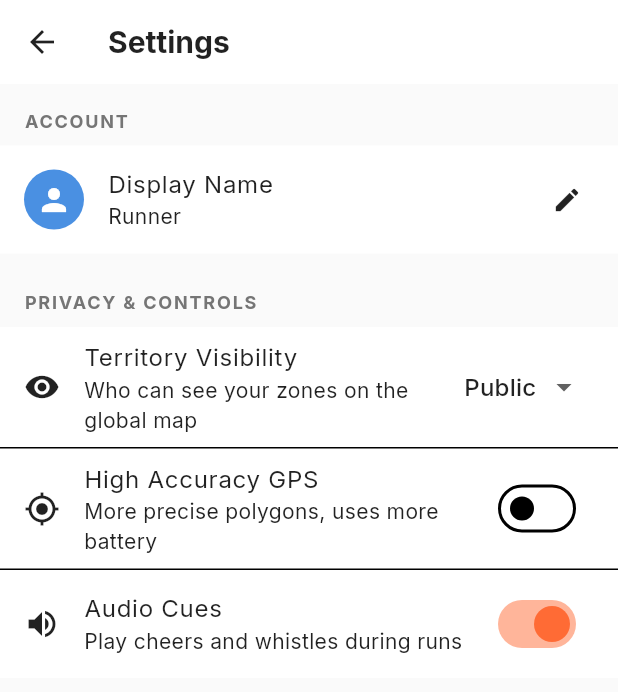
After one commit to Yash26112002/runner_territory_app, a Flutter app: the SettingsScreen screen opened by its route, after a tap on "High Accuracy GPS", on a phone screen of 412 x 824 dp. The commit adds this screen. Shown: the top 692 px of the screen. Run offline on Flutter 3.47's test engine with Material 3 defaults, Android fonts, the phone set to English and light mode, and no system bars; our stand-ins replace audioplayers, carousel_slider, cloud_firestore, confetti, country_code_picker, email_validator and 12 more; accounts and stored records are empty; project files that could hold a hidden picture were left out.

Commit message:
edit profile settings

```diff
--- a/lib/main.dart
+++ b/lib/main.dart
@@ -6,6 +6,7 @@ import 'theme/app_theme.dart';
 import 'utils/constants.dart';
 import 'routes/app_routes.dart';
 import 'providers/auth_notifier.dart';
+import 'providers/settings_notifier.dart';
 
 void main() async {
   WidgetsFlutterBinding.ensureInitialized();
@@ -45,6 +46,7 @@ class RunnerTerritoryApp extends StatelessWidget {
     return MultiProvider(
       providers: [
         ChangeNotifierProvider(create: (_) => AuthNotifier()),
+        ChangeNotifierProvider(create: (_) => SettingsNotifier()),
       ],
       child: MaterialApp(
         title: AppConstants.appName,
--- a/lib/models/app_models.dart
+++ b/lib/models/app_models.dart
@@ -13,6 +13,7 @@ class UserProfile {
   final String country;
   final double totalAreaSqKm;
   final int totalRuns;
+  final UserSettings? settings;
 
   UserProfile({
     required this.uid,
@@ -26,6 +27,7 @@ class UserProfile {
     this.country = '',
     this.totalAreaSqKm = 0.0,
     this.totalRuns = 0,
+    this.settings,
   });
 
   factory UserProfile.fromMap(Map<String, dynamic> data, String documentId) {
@@ -41,6 +43,9 @@ class UserProfile {
       country: data['country'] ?? '',
       totalAreaSqKm: (data['totalAreaSqKm'] ?? 0).toDouble(),
       totalRuns: data['totalRuns'] ?? 0,
+      settings: data['settings'] != null
+          ? UserSettings.fromMap(data['settings'])
+          : null,
     );
   }
 
@@ -56,7 +61,48 @@ class UserProfile {
       'country': country,
       'totalAreaSqKm': totalAreaSqKm,
       'totalRuns': totalRuns,
+      'settings': settings?.toMap(),
     };
+  }
+}
+
+class UserSettings {
+  final String territoryVisibility; // 'public', 'private'
+  final bool highAccuracyGps;
+  final bool audioCuesEnabled;
+
+  UserSettings({
+    this.territoryVisibility = 'public',
+    this.highAccuracyGps = true,
+    this.audioCuesEnabled = true,
+  });
+
+  factory UserSettings.fromMap(Map<String, dynamic> data) {
+    return UserSettings(
+      territoryVisibility: data['territoryVisibility'] ?? 'public',
+      highAccuracyGps: data['highAccuracyGps'] ?? true,
+      audioCuesEnabled: data['audioCuesEnabled'] ?? true,
+    );
+  }
+
+  Map<String, dynamic> toMap() {
+    return {
+      'territoryVisibility': territoryVisibility,
+      'highAccuracyGps': highAccuracyGps,
+      'audioCuesEnabled': audioCuesEnabled,
+    };
+  }
+
+  UserSettings copyWith({
+    String? territoryVisibility,
+    bool? highAccuracyGps,
+    bool? audioCuesEnabled,
+  }) {
+    return UserSettings(
+      territoryVisibility: territoryVisibility ?? this.territoryVisibility,
+      highAccuracyGps: highAccuracyGps ?? this.highAccuracyGps,
+      audioCuesEnabled: audioCuesEnabled ?? this.audioCuesEnabled,
+    );
   }
 }
 
--- /dev/null
+++ b/lib/providers/settings_notifier.dart
@@ -0,0 +1,71 @@
+import 'package:flutter/material.dart';
+import 'package:shared_preferences/shared_preferences.dart';
+import '../models/app_models.dart';
+import '../services/database_service.dart';
+
+class SettingsNotifier extends ChangeNotifier {
+  final DatabaseService _db = DatabaseService();
+  String? _userId;
+
+  UserSettings _settings = UserSettings();
+  UserSettings get settings => _settings;
+
+  bool _isLoading = true;
+  bool get isLoading => _isLoading;
+
+  Future<void> initialize(String userId) async {
+    _userId = userId;
+    _isLoading = true;
+    notifyListeners();
+
+    try {
+      // 1. Load from SharedPreferences for immediate sync UI
+      final prefs = await SharedPreferences.getInstance();
+      _settings = UserSettings(
+        territoryVisibility: prefs.getString('territoryVisibility') ?? 'public',
+        highAccuracyGps: prefs.getBool('highAccuracyGps') ?? true,
+        audioCuesEnabled: prefs.getBool('audioCuesEnabled') ?? true,
+      );
+
+      // 2. Fetch from Firestore to ensure cloud sync
+      final userProfile = await _db.getUser(userId);
+      if (userProfile?.settings != null) {
+        _settings = userProfile!.settings!;
+        // Update local cache
+        await _saveLocalSettings(_settings);
+      }
+    } catch (e) {
+      debugPrint('Error loading settings: $e');
+    } finally {
+      _isLoading = false;
+      notifyListeners();
+    }
+  }
+
+  Future<void> updateSettings(UserSettings newSettings) async {
+    _settings = newSettings;
+    notifyListeners();
+
+    if (_userId != null) {
+      try {
+        await _saveLocalSettings(newSettings);
+        await _db.updateUserSettings(_userId!, newSettings);
+      } catch (e) {
+        debugPrint('Error updating settings: $e');
+      }
+    }
+  }
+
+  Future<void> _saveLocalSettings(UserSettings settings) async {
+    final prefs = await SharedPreferences.getInstance();
+    await prefs.setString('territoryVisibility', settings.territoryVisibility);
+    await prefs.setBool('highAccuracyGps', settings.highAccuracyGps);
+    await prefs.setBool('audioCuesEnabled', settings.audioCuesEnabled);
+  }
+
+  void clear() {
+    _userId = null;
+    _settings = UserSettings();
+    notifyListeners();
+  }
+}
--- a/lib/routes/app_routes.dart
+++ b/lib/routes/app_routes.dart
@@ -8,6 +8,7 @@ import '../screens/home/active_run_screen.dart';
 import '../screens/home/run_summary_screen.dart';
 import '../screens/home/territory_explorer_screen.dart';
 import '../screens/home/challenges_screen.dart';
+import '../screens/settings/settings_screen.dart';
 import '../utils/constants.dart';
 
 class AppRoutes {
@@ -62,6 +63,11 @@ class AppRoutes {
           builder: (_) => const ChallengesScreen(),
         );
 
+      case AppConstants.routeSettings:
+        return MaterialPageRoute(
+          builder: (_) => const SettingsScreen(),
+        );
+
       default:
         return MaterialPageRoute(
           builder: (_) => Scaffold(
--- a/lib/screens/home/active_run_screen.dart
+++ b/lib/screens/home/active_run_screen.dart
@@ -11,6 +11,7 @@ import '../../services/database_service.dart';
 import '../../services/territory_logic_service.dart';
 import '../../models/app_models.dart';
 import '../../providers/auth_notifier.dart';
+import '../../providers/settings_notifier.dart';
 import '../../services/sound_service.dart';
 import '../../utils/constants.dart';
 
@@ -64,6 +65,10 @@ class _ActiveRunScreenState extends State<ActiveRunScreen>
     super.initState();
     WakelockPlus.enable();
 
+    // Read user settings
+    final settings = Provider.of<SettingsNotifier>(context, listen: false).settings;
+    _audioEnabled = settings.audioCuesEnabled;
+
     _pulseController = AnimationController(
       vsync: this,
       duration: const Duration(seconds: 1),
@@ -76,13 +81,15 @@ class _ActiveRunScreenState extends State<ActiveRunScreen>
   }
 
   void _startRun() async {
+    final settings = Provider.of<SettingsNotifier>(context, listen: false).settings;
+
     _currentPosition = await Geolocator.getCurrentPosition(
-      desiredAccuracy: LocationAccuracy.high,
+      desiredAccuracy: settings.highAccuracyGps ? LocationAccuracy.high : LocationAccuracy.medium,
     );
     if (mounted) setState(() {});
 
-    _soundService.playStartWhistle();
-    _trackingService.startRun();
+    if (_audioEnabled) _soundService.playStartWhistle();
+    _trackingService.startRun(highAccuracy: settings.highAccuracyGps);
 
     _routeSub = _trackingService.routeStream.listen((route) {
       if (mounted) {
--- a/lib/screens/home/profile_screen.dart
+++ b/lib/screens/home/profile_screen.dart
@@ -169,9 +169,7 @@ class _ProfileScreenState extends State<ProfileScreen> {
         actions: [
           IconButton(
             icon: const Icon(Icons.settings_outlined, color: Colors.black87),
-            onPressed: () => ScaffoldMessenger.of(context).showSnackBar(
-              const SnackBar(content: Text('Settings coming soon!')),
-            ),
+            onPressed: () => Navigator.pushNamed(context, AppConstants.routeSettings),
           ),
         ],
       ),
@@ -287,7 +285,7 @@ class _ProfileScreenState extends State<ProfileScreen> {
                 bottom: 2,
                 right: 2,
                 child: GestureDetector(
-                  onTap: () {},
+                  onTap: () => Navigator.pushNamed(context, AppConstants.routeSettings),
                   child: Container(
                     padding: const EdgeInsets.all(6),
                     decoration: BoxDecoration(
--- /dev/null
+++ b/lib/screens/settings/settings_screen.dart
@@ -0,0 +1,197 @@
+import 'package:flutter/material.dart';
+import 'package:provider/provider.dart';
+import '../../providers/auth_notifier.dart';
+import '../../providers/settings_notifier.dart';
+import '../../services/database_service.dart';
+import '../../theme/app_theme.dart';
+
+class SettingsScreen extends StatefulWidget {
+  const SettingsScreen({super.key});
+
+  @override
+  State<SettingsScreen> createState() => _SettingsScreenState();
+}
+
+class _SettingsScreenState extends State<SettingsScreen> {
+  final DatabaseService _db = DatabaseService();
+
+  @override
+  void initState() {
+    super.initState();
+    WidgetsBinding.instance.addPostFrameCallback((_) {
+      final uid = Provider.of<AuthNotifier>(context, listen: false).userToken;
+      if (uid != null) {
+        Provider.of<SettingsNotifier>(context, listen: false).initialize(uid);
+      }
+    });
+  }
+
+  void _editName(BuildContext context, String currentName) {
+    final TextEditingController controller =
+        TextEditingController(text: currentName);
+    showDialog(
+      context: context,
+      builder: (context) => AlertDialog(
+        title: const Text('Edit Name'),
+        content: TextField(
+          controller: controller,
+          decoration: const InputDecoration(
+            hintText: 'Enter your name',
+            border: OutlineInputBorder(),
+          ),
+          autofocus: true,
+          textCapitalization: TextCapitalization.words,
+        ),
+        actions: [
+          TextButton(
+            onPressed: () => Navigator.pop(context),
+            child: const Text('Cancel'),
+          ),
+          ElevatedButton(
+            onPressed: () async {
+              final newName = controller.text.trim();
+              if (newName.isNotEmpty && newName != currentName) {
+                final uid =
+                    Provider.of<AuthNotifier>(context, listen: false).userToken;
+                if (uid != null) {
+                  await _db.updateUserProfileName(uid, newName);
+                }
+              }
+              if (context.mounted) Navigator.pop(context);
+            },
+            child: const Text('Save'),
+          ),
+        ],
+      ),
+    );
+  }
+
+  @override
+  Widget build(BuildContext context) {
+    final settingsNotifier = Provider.of<SettingsNotifier>(context);
+    final authNotifier = Provider.of<AuthNotifier>(context, listen: false);
+
+    if (settingsNotifier.isLoading) {
+      return const Scaffold(
+        body: Center(child: CircularProgressIndicator()),
+      );
+    }
+
+    final settings = settingsNotifier.settings;
+
+    return Scaffold(
+      backgroundColor: Colors.grey[50],
+      appBar: AppBar(
+        title: const Text(
+          'Settings',
+          style: TextStyle(color: Colors.black87, fontWeight: FontWeight.bold),
+        ),
+        backgroundColor: Colors.white,
+        elevation: 0,
+        iconTheme: const IconThemeData(color: Colors.black87),
+      ),
+      body: StreamBuilder(
+        stream: _db.streamUser(authNotifier.userToken ?? ''),
+        builder: (context, snapshot) {
+          final user = snapshot.data;
+
+          return ListView(
+            padding: const EdgeInsets.symmetric(vertical: 16),
+            children: [
+              _buildSectionHeader('Account'),
+              Container(
+                color: Colors.white,
+                child: Column(
+                  children: [
+                    ListTile(
+                      leading: const CircleAvatar(
+                        backgroundColor: AppTheme.secondaryBlue,
+                        child: Icon(Icons.person, color: Colors.white),
+                      ),
+                      title: const Text('Display Name'),
+                      subtitle: Text(user?.displayName ?? 'Runner'),
+                      trailing: const Icon(Icons.edit, size: 20),
+                      onTap: () => _editName(context, user?.displayName ?? ''),
+                    ),
+                  ],
+                ),
+              ),
+              const SizedBox(height: 24),
+              _buildSectionHeader('Privacy & Controls'),
+              Container(
+                color: Colors.white,
+                child: Column(
+                  children: [
+                    ListTile(
+                      leading: const Icon(Icons.visibility),
+                      title: const Text('Territory Visibility'),
+                      subtitle: const Text('Who can see your zones on the global map'),
+                      trailing: DropdownButton<String>(
+                        value: settings.territoryVisibility,
+                        underline: const SizedBox(),
+                        items: const [
+                          DropdownMenuItem(value: 'public', child: Text('Public')),
+                          DropdownMenuItem(value: 'private', child: Text('Private')),
+                        ],
+                        onChanged: (val) {
+                          if (val != null) {
+                            settingsNotifier.updateSettings(
+                              settingsNotifier.settings.copyWith(territoryVisibility: val),
+                            );
+                          }
+                        },
+                      ),
+                    ),
+                    const Divider(height: 1),
+                    SwitchListTile(
+                      secondary: const Icon(Icons.gps_fixed),
+                      title: const Text('High Accuracy GPS'),
+                      subtitle: const Text('More precise polygons, uses more battery'),
+                      activeTrackColor: AppTheme.primaryOrange.withValues(alpha: 0.5),
+                      activeThumbColor: AppTheme.primaryOrange,
+                      value: settings.highAccuracyGps,
+                      onChanged: (val) {
+                        settingsNotifier.updateSettings(
+                          settingsNotifier.settings.copyWith(highAccuracyGps: val),
+                        );
+                      },
+                    ),
+                    const Divider(height: 1),
+                    SwitchListTile(
+                      secondary: const Icon(Icons.volume_up),
+                      title: const Text('Audio Cues'),
+                      subtitle: const Text('Play cheers and whistles during runs'),
+                      activeTrackColor: AppTheme.primaryOrange.withValues(alpha: 0.5),
+                      activeThumbColor: AppTheme.primaryOrange,
+                      value: settings.audioCuesEnabled,
+                      onChanged: (val) {
+                        settingsNotifier.updateSettings(
+                          settingsNotifier.settings.copyWith(audioCuesEnabled: val),
+                        );
+                      },
+                    ),
+                  ],
+                ),
+              ),
+            ],
+          );
+        }
+      ),
+    );
+  }
+
+  Widget _buildSectionHeader(String title) {
+    return Padding(
+      padding: const EdgeInsets.only(left: 16, bottom: 8),
+      child: Text(
+        title.toUpperCase(),
+        style: TextStyle(
+          color: Colors.grey[600],
+          fontSize: 12,
+          fontWeight: FontWeight.bold,
+          letterSpacing: 1.2,
+        ),
+      ),
+    );
+  }
+}
--- a/lib/services/database_service.dart
+++ b/lib/services/database_service.dart
@@ -58,6 +58,18 @@ class DatabaseService {
   Future<void> updateUserTotalArea(String uid, double areaDelta) async {
     await _usersRef.doc(uid).update({
       'totalAreaSqKm': FieldValue.increment(areaDelta),
+    });
+  }
+
+  Future<void> updateUserSettings(String uid, UserSettings settings) async {
+    await _usersRef.doc(uid).update({
+      'settings': settings.toMap(),
+    });
+  }
+
+  Future<void> updateUserProfileName(String uid, String newName) async {
+    await _usersRef.doc(uid).update({
+      'displayName': newName,
     });
   }
 
--- a/lib/services/run_tracking_service.dart
+++ b/lib/services/run_tracking_service.dart
@@ -27,14 +27,14 @@ class RunTrackingService {
 
   bool get isRunning => _isRunning;
 
-  void startRun() {
+  void startRun({bool highAccuracy = true}) {
     _isRunning = true;
     _routePoints.clear();
     _totalDistanceMeters = 0.0;
 
-    const LocationSettings locationSettings = LocationSettings(
-      accuracy: LocationAccuracy.bestForNavigation,
-      distanceFilter: 3, // Update every 3 meters
+    final LocationSettings locationSettings = LocationSettings(
+      accuracy: highAccuracy ? LocationAccuracy.bestForNavigation : LocationAccuracy.high,
+      distanceFilter: highAccuracy ? 3 : 5, // Update every 3m for high, 5m for standard
     );
 
     // Listen for Service Status (GPS toggled on/off)
--- a/lib/utils/constants.dart
+++ b/lib/utils/constants.dart
@@ -45,6 +45,7 @@ class AppConstants {
   static const String routeRunSummary = '/run-summary';
   static const String routeTerritoryExplorer = '/territory-explorer';
   static const String routeChallenges = '/challenges';
+  static const String routeSettings = '/settings';
 
   // Map Settings
   static const double defaultMapZoom = 15.0;
```
